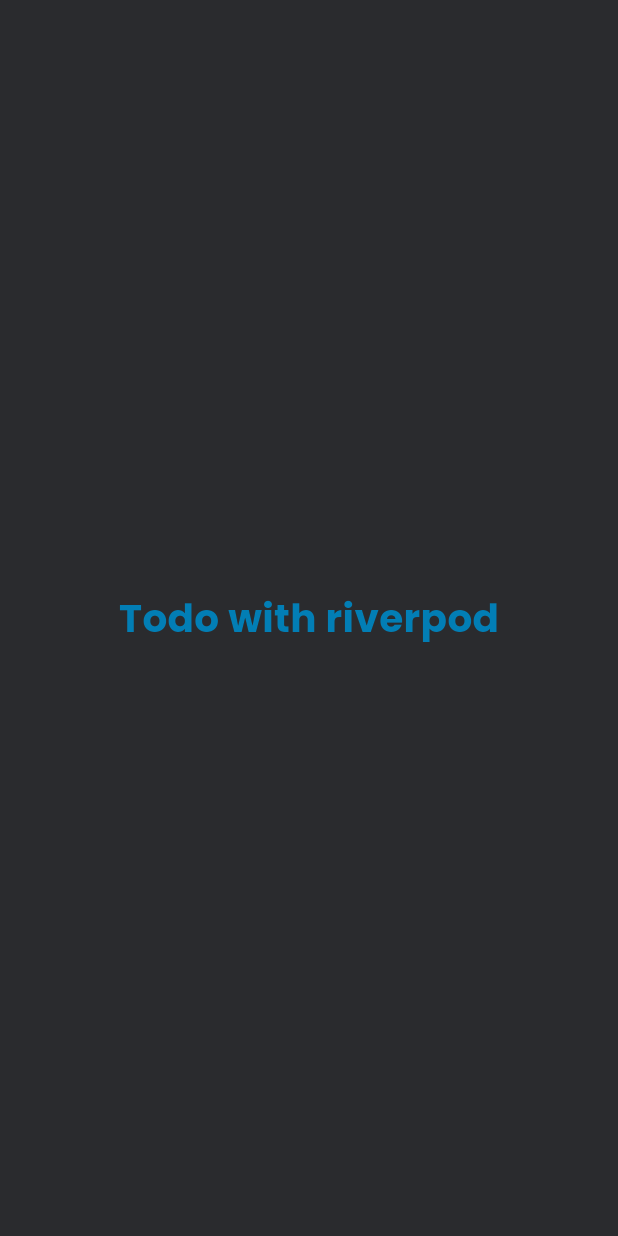
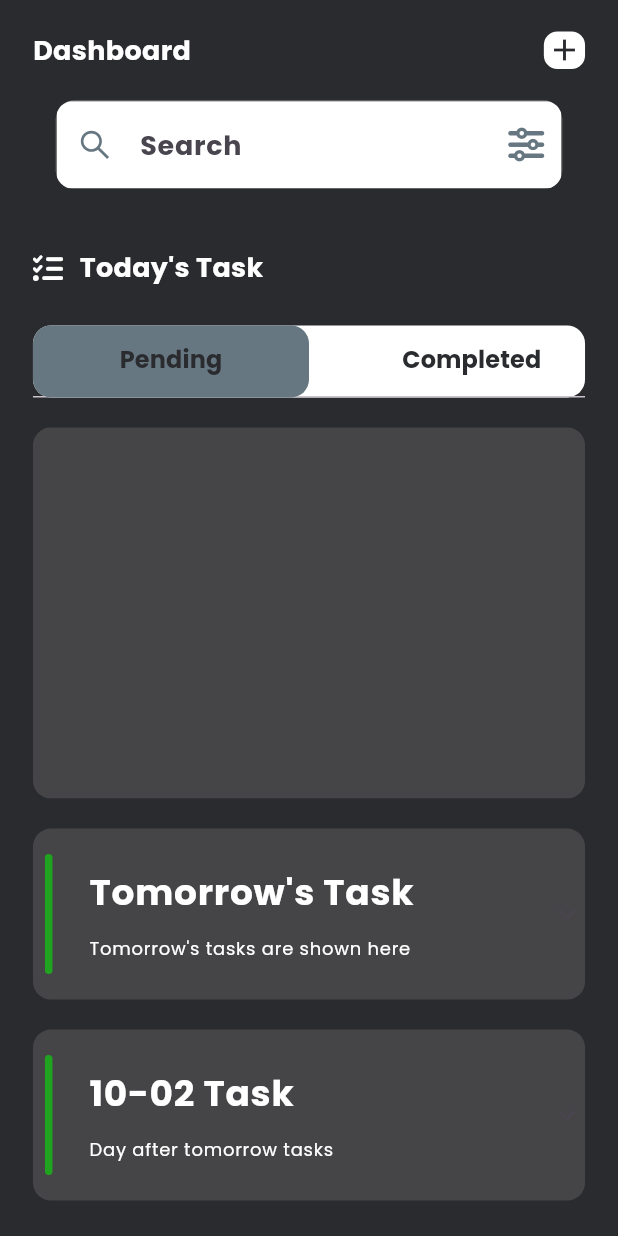
Before and after one commit to AmirBerenji/todo_proj, a Flutter app: the Homepage screen opened directly, on a phone screen of 412 x 824 dp. Run offline on Flutter 3.47's test engine with Material 3 defaults, Android fonts, the phone set to English and light mode, and no system bars; our stand-ins replace country_picker, flutter_screenutil, flutter_vector_icons, google_fonts, hooks_riverpod, pinput and 1 more.

Commit message:
create homepage for task

```diff
--- /dev/null
+++ b/lib/common/widgets/titles.dart
@@ -0,0 +1,57 @@
+import 'package:flutter/material.dart';
+import 'package:hooks_riverpod/hooks_riverpod.dart';
+import 'package:todo_proj/common/utils/constants.dart';
+import 'package:todo_proj/common/widgets/appstyle.dart';
+import 'package:todo_proj/common/widgets/hight_spacer.dart';
+import 'package:todo_proj/common/widgets/resuable_text.dart';
+import 'package:todo_proj/common/widgets/width_spacer.dart';
+
+class BottomTitles extends StatelessWidget {
+  const BottomTitles({super.key, required this.text, required this.text2,  this.clr});
+
+final String text;
+final String text2;
+final Color? clr;
+  @override
+  Widget build(BuildContext context) {
+    return SizedBox
+    (width: AppConst.kWidth ,
+    child: Padding(
+      padding: EdgeInsets.all(8),
+      child: Row(
+        mainAxisAlignment: MainAxisAlignment.start,
+        children: [
+          Consumer(
+            builder: (context,ref,child){
+              return Container(
+                height: 80,
+                width: 5,
+                decoration: const BoxDecoration(
+                  borderRadius: BorderRadius.all(Radius.circular(AppConst.kRadius)),
+                  ///TODO: Add dynamic color
+                  color: AppConst.kGreen
+                ),
+              );
+            }
+          ),
+          const WidthSpacer(width: 15),
+          Padding(
+            padding: const EdgeInsets.all(8),
+            child: Column(
+              crossAxisAlignment: CrossAxisAlignment.start,
+              children: [
+                ResuableText(
+                  text: text,
+                  style: appstyle(24, AppConst.kLight, FontWeight.bold)),
+                  const HieghtSpacer(height: 10),
+                  ResuableText(
+                  text: text2,
+                  style: appstyle(12, AppConst.kLight, FontWeight.normal)),
+
+              ],
+            ),)
+        ],
+      ),),
+      );
+  }
+}
--- /dev/null
+++ b/lib/common/widgets/xpansion_tile.dart
@@ -0,0 +1,35 @@
+import 'package:flutter/material.dart';
+import 'package:todo_proj/common/utils/constants.dart';
+import 'package:todo_proj/common/widgets/titles.dart';
+
+class XpansionTile extends StatelessWidget {
+  const XpansionTile({super.key, required this.text, required this.text2, this.onExpansionChanged, this.trailing, required this.children});
+    final String text;
+    final String text2;
+    final void Function(bool)? onExpansionChanged;
+    final Widget? trailing;
+    final List<Widget> children;
+  @override
+  Widget build(BuildContext context) {
+    return Container(
+      decoration: const BoxDecoration(
+        color: AppConst.kBkLight,
+        borderRadius: BorderRadius.all(Radius.circular(AppConst.kRadius)),
+      ),
+      child: Theme(
+        data: Theme.of(context).copyWith(
+          dividerColor: Colors.transparent
+        ),
+        child: ExpansionTile(
+          title: BottomTitles(text: text, text2: text2),
+          tilePadding: EdgeInsets.zero,
+          childrenPadding: EdgeInsets.zero,
+          onExpansionChanged:onExpansionChanged ,
+          controlAffinity: ListTileControlAffinity.trailing,
+          trailing: trailing ,
+          children:children ,
+          ),
+           ),
+    );
+  }
+}
--- a/lib/features/todo/pages/homepage.dart
+++ b/lib/features/todo/pages/homepage.dart
@@ -1,24 +1,179 @@
 import 'package:flutter/material.dart';
+import 'package:flutter_screenutil/flutter_screenutil.dart';
+import 'package:flutter_vector_icons/flutter_vector_icons.dart';
+import 'package:hooks_riverpod/hooks_riverpod.dart';
 import 'package:todo_proj/common/utils/constants.dart';
 import 'package:todo_proj/common/widgets/appstyle.dart';
+import 'package:todo_proj/common/widgets/custome_text.dart';
+import 'package:todo_proj/common/widgets/hight_spacer.dart';
 import 'package:todo_proj/common/widgets/resuable_text.dart';
+import 'package:todo_proj/common/widgets/width_spacer.dart';
+import 'package:todo_proj/common/widgets/xpansion_tile.dart';
 
-class Homepage extends StatefulWidget {
+class Homepage extends ConsumerStatefulWidget {
   const Homepage({super.key});
 
   @override
-  State<Homepage> createState() => _HomepageState();
+  ConsumerState<Homepage> createState() => _HomepageState();
 }
 
-class _HomepageState extends State<Homepage> {
+class _HomepageState extends ConsumerState<Homepage> with TickerProviderStateMixin{
+
+late final TabController tabcontroller = TabController(
+  length: 2, vsync: this);
+final TextEditingController search = TextEditingController();
+
   @override
   Widget build(BuildContext context) {
     return  Scaffold(
-      body: Center(
+      appBar: AppBar(
+        backgroundColor: Colors.transparent,
+        automaticallyImplyLeading: false,
+        bottom: PreferredSize(
+          preferredSize: const Size.fromHeight(85),
+           child: Column(
+            children: [
+              Padding(
+                padding: EdgeInsets.symmetric(horizontal: 20.w),
+                child: Row(
+                  mainAxisAlignment: MainAxisAlignment.spaceBetween,
+                  crossAxisAlignment: CrossAxisAlignment.start,
+                  children: [
+                    ResuableText(text: "Dashboard",
+                    style: appstyle(18, AppConst.kLight, FontWeight.bold)),
+                    Container(
+                      width: 25.w,
+                      height: 25.h,
+                      decoration: const BoxDecoration(
+                        color: AppConst.kLight,
+                        borderRadius: BorderRadius.all(Radius.circular(9)),
+                      ),
+                      child: GestureDetector(
+                        onTap: () {},
+                        child: const Icon(Icons.add,color: AppConst.kBkDark,),
+                      ),
+                    )
+                  ],
+                ),
+                ),
+                const HieghtSpacer(height: 20),
+                CustomTextField(
+                  hintText: "Search",
+                  controller: search,
+                  prefixIcon: Container(
+                    padding: const EdgeInsets.all(14),
+                    child: GestureDetector(
+                      onTap: null,
+                      child: const Icon(AntDesign.search1,color: AppConst.kGreyLight,),
+                    ),
+                  ),
+                  suffixIcon: const Icon(FontAwesome.sliders,color: AppConst.kGreyLight,)
+                  ),
+                  const HieghtSpacer(height: 15),
 
-        child:  ResuableText(text: "Todo with riverpod",
-         style: appstyle(26,AppConst.kBlueLight,FontWeight.bold) ),
+            ],
+           )),
       ),
+      body: SafeArea(child: Padding(
+        padding:
+        EdgeInsets.symmetric(horizontal: 20.w),
+        child: ListView(
+           children: [
+              const HieghtSpacer(height: 25),
+
+              Row(
+                children: [
+                  const Icon(FontAwesome.tasks,size: 20,color:AppConst.kLight),
+                  const WidthSpacer(width: 10),
+                  ResuableText(text: "Today's Task",
+                  style: appstyle(18, AppConst.kLight, FontWeight.bold) )
+                ],
+              ),
+              const HieghtSpacer(height: 25),
+              Container(
+                decoration: const BoxDecoration(
+                  color: AppConst.kLight,
+                  borderRadius: BorderRadius.all(Radius.circular(AppConst.kRadius))
+                ),
+                child: TabBar(
+                  indicatorSize: TabBarIndicatorSize.label,
+                  indicator: const BoxDecoration(
+                    color: AppConst.kGreyLight,
+                    borderRadius: BorderRadius.all(Radius.circular(AppConst.kRadius)),
+                  ),
+                  controller: tabcontroller,
+                  labelPadding: EdgeInsets.zero,
+                  isScrollable: false,
+                  labelColor: AppConst.kBlueLight,
+                  labelStyle: appstyle(12, AppConst.kBlueLight, FontWeight.w700),
+                  unselectedLabelColor:  AppConst.kLight,
+                  tabs: [
+                    Tab(
+                      child: SizedBox(width: AppConst.kWidth*0.5,
+                      child: Center(
+                        child: ResuableText(
+                          text: "Pending",
+                          style: appstyle(16, AppConst.kBkDark, FontWeight.bold)),
+                      ),),
+                    ),
+                    Tab(
+                      child: Container(
+                        padding: EdgeInsets.only(left: 30.w),
+                        width: AppConst.kWidth*0.5,
+                        child: Center(
+                          child: ResuableText(
+                            text: "Completed",
+                            style: appstyle(16, AppConst.kBkDark, FontWeight.bold)),
+                        ),),
+                    )
+                  ],
+                  ),
+              ),
+
+              const HieghtSpacer(height: 20),
+
+              SizedBox(
+                height: AppConst.kHieght*0.3,
+                width: AppConst.kWidth,
+                child: ClipRRect(
+                  borderRadius: BorderRadius.all(Radius.circular(AppConst.kRadius)),
+                  child: TabBarView(
+                    controller: tabcontroller,
+                    children: [
+                      Container(
+                        color: AppConst.kBkLight,
+                        height: AppConst.kHieght*0.3,
+
+                      ),
+
+
+                      Container(
+                        color: AppConst.kBkLight,
+                        height: AppConst.kHieght*0.3,
+
+                      ),
+                    ]),
+                ),
+              ),
+
+              const HieghtSpacer(height: 20),
+
+              const XpansionTile(
+                text: "Tomorrow's Task",
+                text2: "Tomorrow's tasks are shown here",
+                children: []),
+
+              const HieghtSpacer(height: 20),
+               XpansionTile(
+                text: "${DateTime.now().add(const Duration(days: 2)).toString().substring(5,10)} Task",
+                text2: "Day after tomorrow tasks",
+                children: []),
+
+
+           ],
+        ),
+        ),
+      )
     );
   }
 }
--- a/lib/main.dart
+++ b/lib/main.dart
@@ -2,7 +2,7 @@
 import 'package:flutter_screenutil/flutter_screenutil.dart';
 import 'package:hooks_riverpod/hooks_riverpod.dart';
 import 'package:todo_proj/common/utils/constants.dart';
-import 'package:todo_proj/features/onboarding/pages/onboarding.dart';
+import 'package:todo_proj/features/todo/pages/homepage.dart';
 
 void main() {
   runApp(const ProviderScope(child: MyApp()));
@@ -28,7 +28,7 @@
             useMaterial3: true,
           ),
           darkTheme: ThemeData.dark(),
-          home: const OnBoarding(),
+          home: const Homepage(),
         );
       }
     );
```
